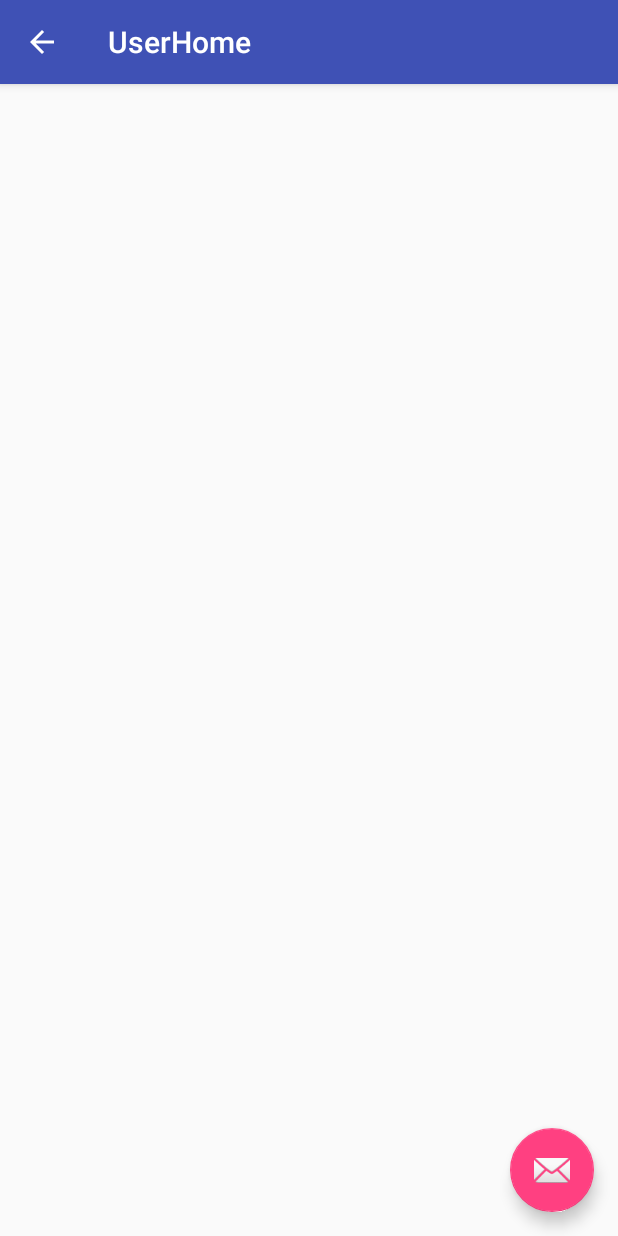
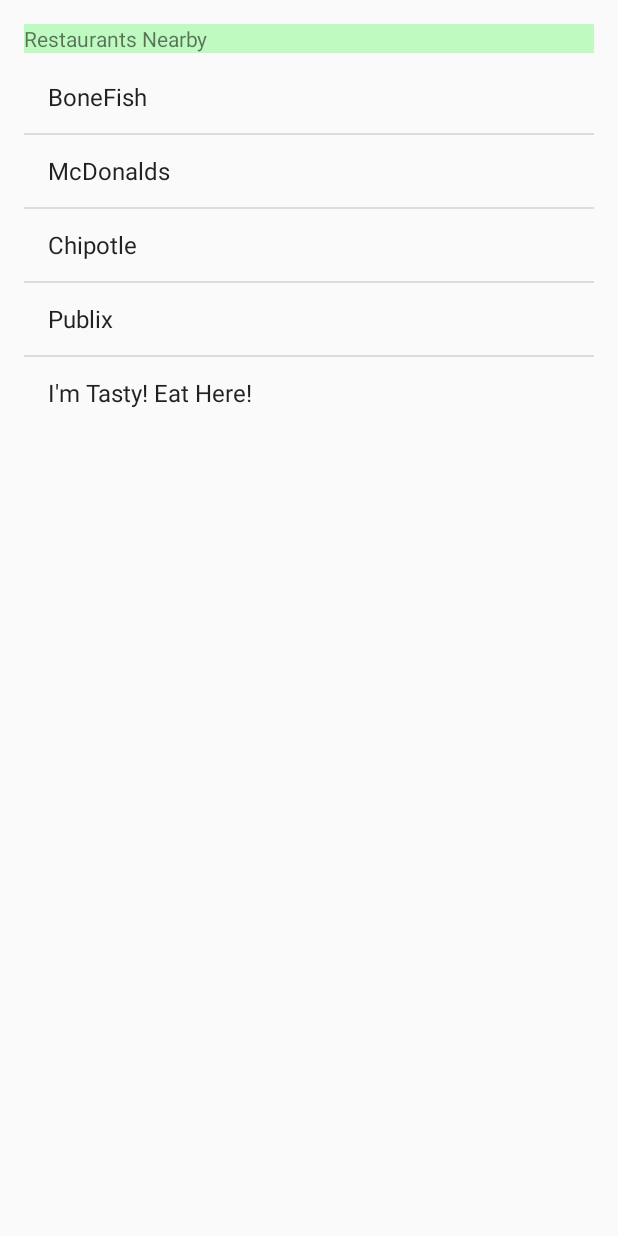
Before and after one commit to takirala/FeedMe, an Android app: the UserHome screen opened directly, with no data from a screen before it, on a phone screen of 412 x 824 dp. Run offline under Robolectric (Android 15) with nearby library versions, the phone set to English and light mode, and no system bars.

Commit message:
Initial Basic Three Screens

```diff
--- a/app/src/main/java/smartfoodcluster/feedme/user/UserHome.java
+++ b/app/src/main/java/smartfoodcluster/feedme/user/UserHome.java
@@ -1,11 +1,17 @@
 package smartfoodcluster.feedme.user;
 
+import android.content.Intent;
 import android.os.Bundle;
 import android.support.design.widget.FloatingActionButton;
 import android.support.design.widget.Snackbar;
 import android.support.v7.app.AppCompatActivity;
 import android.support.v7.widget.Toolbar;
 import android.view.View;
+import android.widget.AdapterView;
+import android.widget.ArrayAdapter;
+import android.widget.ListAdapter;
+import android.widget.ListView;
+import android.widget.Toast;
 
 import smartfoodcluster.feedme.R;
 
@@ -15,10 +21,28 @@ public class UserHome extends AppCompatActivity {
     protected void onCreate(Bundle savedInstanceState) {
         super.onCreate(savedInstanceState);
         setContentView(R.layout.activity_user_home);
-        Toolbar toolbar = (Toolbar) findViewById(R.id.toolbar);
-        setSupportActionBar(toolbar);
+        /*Toolbar toolbar = (Toolbar) findViewById(R.id.toolbar);
+        setSupportActionBar(toolbar);*/
 
-        FloatingActionButton fab = (FloatingActionButton) findViewById(R.id.fab);
+        String[] restaurantList  = {"BoneFish","McDonalds","Chipotle","Publix","I'm Tasty! Eat Here!"};
+        ListAdapter restaurantAdapter = new ArrayAdapter<String>(this,android.R.layout.simple_list_item_1,restaurantList);
+        ListView restaurantListGui = (ListView)findViewById(R.id.restaurantList);
+        restaurantListGui.setAdapter(restaurantAdapter);
+
+        restaurantListGui.setOnItemClickListener(new AdapterView.OnItemClickListener() {
+            @Override
+            public void onItemClick(AdapterView<?> parent, View view, int position, long id) {
+                String selectedRestaurant = String.valueOf(parent.getItemAtPosition(position));
+                Toast.makeText(UserHome.this, selectedRestaurant, Toast.LENGTH_LONG).show();
+
+                Intent i = new Intent(getApplicationContext(), UserViewMenu.class);
+                i.putExtra("restarantName", selectedRestaurant);
+                startActivity(i);
+                setContentView(R.layout.activity_user_view_menu);
+            }
+        });
+
+        /*FloatingActionButton fab = (FloatingActionButton) findViewById(R.id.fab);
         fab.setOnClickListener(new View.OnClickListener() {
             @Override
             public void onClick(View view) {
@@ -26,7 +50,9 @@ public class UserHome extends AppCompatActivity {
                         .setAction("Action", null).show();
             }
         });
-        getSupportActionBar().setDisplayHomeAsUpEnabled(true);
+        getSupportActionBar().setDisplayHomeAsUpEnabled(true);*/
+
+
     }
 
 }
--- a/app/src/main/res/layout/activity_user_home.xml
+++ b/app/src/main/res/layout/activity_user_home.xml
@@ -1,34 +1,34 @@
 <?xml version="1.0" encoding="utf-8"?>
-<android.support.design.widget.CoordinatorLayout xmlns:android="http://schemas.android.com/apk/res/android"
+<RelativeLayout xmlns:android="http://schemas.android.com/apk/res/android"
     xmlns:app="http://schemas.android.com/apk/res-auto"
     xmlns:tools="http://schemas.android.com/tools"
     android:layout_width="match_parent"
     android:layout_height="match_parent"
-    android:fitsSystemWindows="true"
-    tools:context="smartfoodcluster.feedme.user.UserHome">
+    android:paddingBottom="@dimen/activity_vertical_margin"
+    android:paddingLeft="@dimen/activity_horizontal_margin"
+    android:paddingRight="@dimen/activity_horizontal_margin"
+    android:paddingTop="@dimen/activity_vertical_margin"
+    app:layout_behavior="@string/appbar_scrolling_view_behavior"
+    tools:context="smartfoodcluster.feedme.user.UserHome"
+    tools:showIn="@layout/activity_user_home">
 
-    <android.support.design.widget.AppBarLayout
-        android:layout_width="match_parent"
+    <TextView
+        android:layout_width="fill_parent"
         android:layout_height="wrap_content"
-        android:theme="@style/AppTheme.AppBarOverlay">
+        android:text="Restaurants Nearby"
+        android:id="@+id/RestaurantLabel"
+        android:layout_alignParentTop="true"
+        android:layout_alignParentEnd="true"
+        android:layout_alignParentStart="true"
+        android:background="#bffac1"
+        android:layout_marginBottom="5dp"
+        android:autoText="false" />
 
-        <android.support.v7.widget.Toolbar
-            android:id="@+id/toolbar"
-            android:layout_width="match_parent"
-            android:layout_height="?attr/actionBarSize"
-            android:background="?attr/colorPrimary"
-            app:popupTheme="@style/AppTheme.PopupOverlay" />
-
-    </android.support.design.widget.AppBarLayout>
-
-    <include layout="@layout/content_user_home" />
-
-    <android.support.design.widget.FloatingActionButton
-        android:id="@+id/fab"
+    <ListView
         android:layout_width="wrap_content"
         android:layout_height="wrap_content"
-        android:layout_gravity="bottom|end"
-        android:layout_margin="@dimen/fab_margin"
-        android:src="@android:drawable/ic_dialog_email" />
+        android:id="@+id/restaurantList"
+        android:layout_centerHorizontal="true"
+        android:layout_below="@+id/RestaurantLabel" />
 
-</android.support.design.widget.CoordinatorLayout>
+</RelativeLayout>
```
Also changed, not shown: app/src/main/java/smartfoodcluster/feedme/auth/LoginActivity.java (+13 -2 lines), app/src/main/java/smartfoodcluster/feedme/user/UserViewMenu.java (+19 -2 lines), app/src/main/res/layout/content_user_view_menu.xml (+17 -0 lines).
